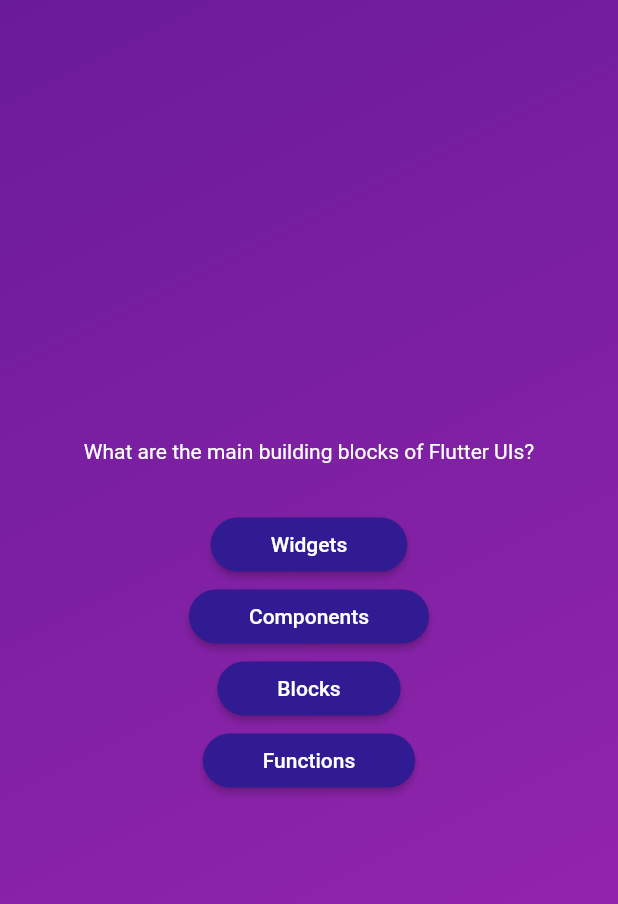
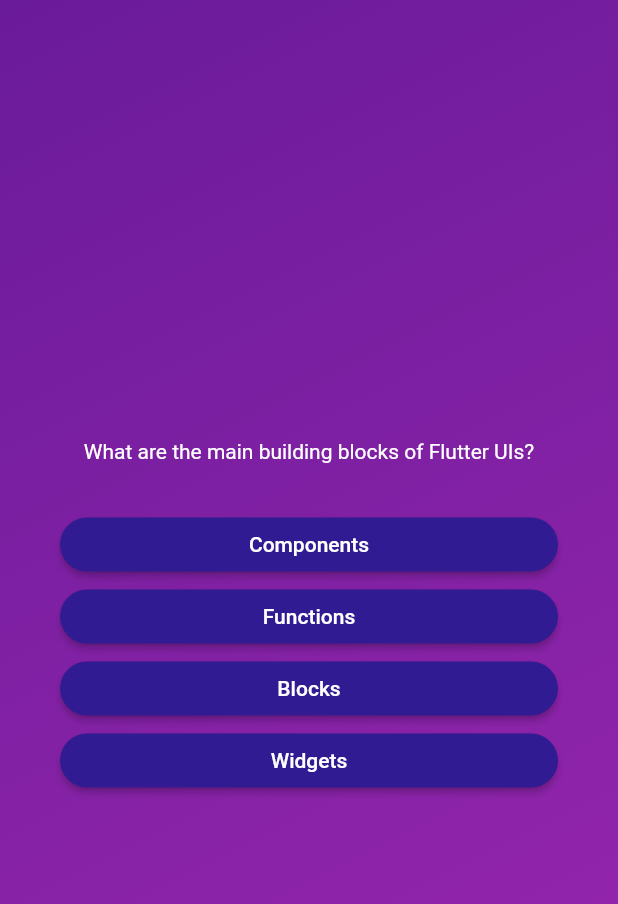
Before and after one commit to agata-miko/tcg_spending_tracker, a Flutter app: the screen it shows after launch, after a tap on "Start Quiz", on a phone screen of 412 x 824 dp. Shown: the top 904 px of the screen. Run offline on Flutter 3.47's test engine with Material 2 defaults, Android fonts, the phone set to English and light mode, and no system bars.

Commit message:
Module 73 - question index managed as a state

```diff
--- a/lib/models/quiz_question.dart
+++ b/lib/models/quiz_question.dart
@@ -3,4 +3,10 @@
 
   final String text;
   final List<String> answers;
+
+  List <String> getShuffledAnswers() {
+    final shuffledList = List.of(answers);
+    shuffledList.shuffle();
+    return shuffledList;
+  }
 }
--- a/lib/screens/questions_screen.dart
+++ b/lib/screens/questions_screen.dart
@@ -10,19 +10,30 @@
 }
 
 class _QuestionsScreenState extends State<QuestionsScreen> {
+  var currentQuestionIndex = 0;
+
+  void answerQuestion() {
+    setState(() {
+      currentQuestionIndex++;
+    });
+  }
+
   @override
   Widget build(BuildContext context) {
-    final currentQuestion = questions[0];
+    final currentQuestion = questions[currentQuestionIndex];
 
     return SizedBox(width: double.infinity,
-      child: Column(mainAxisAlignment: MainAxisAlignment.center,
-        children: <Widget>[
-          Text(currentQuestion.text, style: TextStyle(color: Colors.white),),
-          const SizedBox(height: 30.0),
-          ...currentQuestion.answers.map((answer) {
-            return AnswerButton(answerText: answer, onPressed: () {});
-          }),
-        ],
+      child: Container(margin: EdgeInsets.symmetric(horizontal: 40.0),
+        child: Column(mainAxisAlignment: MainAxisAlignment.center,
+          crossAxisAlignment: CrossAxisAlignment.stretch,
+          children: <Widget>[
+            Text(currentQuestion.text, style: TextStyle(color: Colors.white), textAlign: TextAlign.center,),
+            const SizedBox(height: 30.0),
+            ...currentQuestion.getShuffledAnswers().map((answer) {
+              return AnswerButton(answerText: answer, onPressed: answerQuestion);
+            }),
+          ],
+        ),
       ),
     );
   }
```
